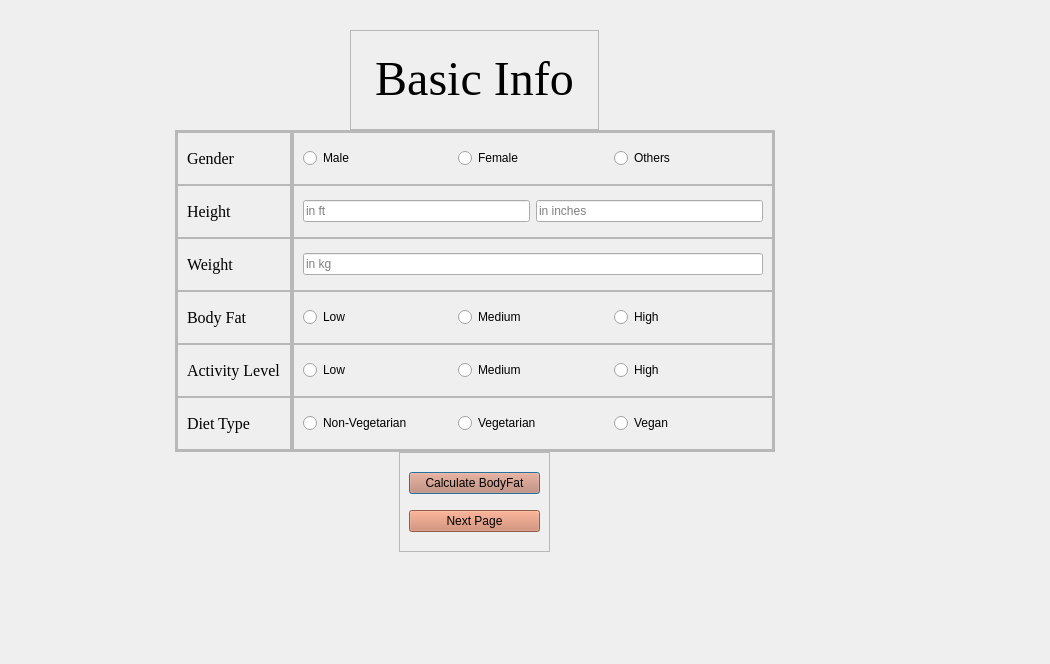
skidgefries/rightmeal, file basicinfo.ui: the form before one commit.
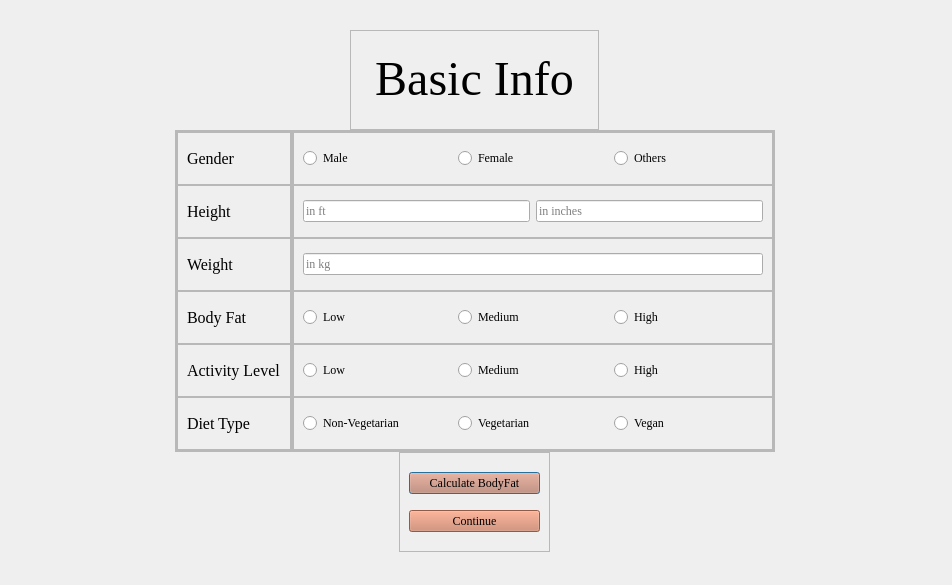
The form after the commit.

What changed in the file:
```diff
--- a/basicinfo.ui
+++ b/basicinfo.ui
@@ -6,8 +6,8 @@
    <rect>
     <x>0</x>
     <y>0</y>
-    <width>1050</width>
-    <height>664</height>
+    <width>952</width>
+    <height>585</height>
    </rect>
   </property>
   <property name="windowTitle">
@@ -54,6 +54,11 @@
         <height>16777215</height>
        </size>
       </property>
+      <property name="font">
+       <font>
+        <family>Times New Roman</family>
+       </font>
+      </property>
       <property name="text">
        <string>Calculate BodyFat</string>
       </property>
@@ -67,8 +72,13 @@
         <height>16777215</height>
        </size>
       </property>
+      <property name="font">
+       <font>
+        <family>Times New Roman</family>
+       </font>
+      </property>
       <property name="text">
-       <string>Next Page</string>
+       <string>Continue</string>
       </property>
      </widget>
     </item>
@@ -347,6 +357,11 @@
          <layout class="QHBoxLayout" name="horizontalLayout_9">
           <item>
            <widget class="QRadioButton" name="radioButton">
+            <property name="font">
+             <font>
+              <family>Times New Roman</family>
+             </font>
+            </property>
             <property name="text">
              <string>Male</string>
             </property>
@@ -354,6 +369,11 @@
           </item>
           <item>
            <widget class="QRadioButton" name="radioButton_2">
+            <property name="font">
+             <font>
+              <family>Times New Roman</family>
+             </font>
+            </property>
             <property name="text">
              <string>Female</string>
             </property>
@@ -361,6 +381,11 @@
           </item>
           <item>
            <widget class="QRadioButton" name="radioButton_3">
+            <property name="font">
+             <font>
+              <family>Times New Roman</family>
+             </font>
+            </property>
             <property name="text">
              <string>Others</string>
             </property>
@@ -380,6 +405,11 @@
          <layout class="QHBoxLayout" name="horizontalLayout_10">
           <item>
            <widget class="QLineEdit" name="lineEdit">
+            <property name="font">
+             <font>
+              <family>Times New Roman</family>
+             </font>
+            </property>
             <property name="placeholderText">
              <string>in ft</string>
             </property>
@@ -387,6 +417,11 @@
           </item>
           <item>
            <widget class="QLineEdit" name="lineEdit_2">
+            <property name="font">
+             <font>
+              <family>Times New Roman</family>
+             </font>
+            </property>
             <property name="placeholderText">
              <string>in inches</string>
             </property>
@@ -406,6 +441,11 @@
          <layout class="QHBoxLayout" name="horizontalLayout_11">
           <item>
            <widget class="QLineEdit" name="lineEdit_3">
+            <property name="font">
+             <font>
+              <family>Times New Roman</family>
+             </font>
+            </property>
             <property name="placeholderText">
              <string>in kg</string>
             </property>
@@ -425,6 +465,11 @@
          <layout class="QHBoxLayout" name="horizontalLayout_12">
           <item>
            <widget class="QRadioButton" name="radioButton_5">
+            <property name="font">
+             <font>
+              <family>Times New Roman</family>
+             </font>
+            </property>
             <property name="text">
              <string>Low</string>
             </property>
@@ -432,6 +477,11 @@
           </item>
           <item>
            <widget class="QRadioButton" name="radioButton_6">
+            <property name="font">
+             <font>
+              <family>Times New Roman</family>
+             </font>
+            </property>
             <property name="text">
              <string>Medium</string>
             </property>
@@ -439,6 +489,11 @@
           </item>
           <item>
            <widget class="QRadioButton" name="radioButton_4">
+            <property name="font">
+             <font>
+              <family>Times New Roman</family>
+             </font>
+            </property>
             <property name="text">
              <string>High</string>
             </property>
@@ -458,6 +513,11 @@
          <layout class="QHBoxLayout" name="horizontalLayout_13">
           <item>
            <widget class="QRadioButton" name="radioButton_15">
+            <property name="font">
+             <font>
+              <family>Times New Roman</family>
+             </font>
+            </property>
             <property name="text">
              <string>Low</string>
             </property>
@@ -465,6 +525,11 @@
           </item>
           <item>
            <widget class="QRadioButton" name="radioButton_13">
+            <property name="font">
+             <font>
+              <family>Times New Roman</family>
+             </font>
+            </property>
             <property name="text">
              <string>Medium</string>
             </property>
@@ -472,6 +537,11 @@
           </item>
           <item>
            <widget class="QRadioButton" name="radioButton_14">
+            <property name="font">
+             <font>
+              <family>Times New Roman</family>
+             </font>
+            </property>
             <property name="text">
              <string>High</string>
             </property>
@@ -482,6 +552,11 @@
        </item>
        <item>
         <widget class="QFrame" name="frame_6">
+         <property name="font">
+          <font>
+           <family>Times New Roman</family>
+          </font>
+         </property>
          <property name="frameShape">
           <enum>QFrame::StyledPanel</enum>
          </property>
@@ -491,6 +566,11 @@
          <layout class="QHBoxLayout" name="horizontalLayout_14">
           <item>
            <widget class="QRadioButton" name="radioButton_17">
+            <property name="font">
+             <font>
+              <family>Times New Roman</family>
+             </font>
+            </property>
             <property name="text">
              <string>Non-Vegetarian</string>
             </property>
@@ -498,6 +578,11 @@
           </item>
           <item>
            <widget class="QRadioButton" name="radioButton_18">
+            <property name="font">
+             <font>
+              <family>Times New Roman</family>
+             </font>
+            </property>
             <property name="text">
              <string>Vegetarian</string>
             </property>
@@ -505,6 +590,11 @@
           </item>
           <item>
            <widget class="QRadioButton" name="radioButton_16">
+            <property name="font">
+             <font>
+              <family>Times New Roman</family>
+             </font>
+            </property>
             <property name="text">
              <string>Vegan</string>
             </property>
```
